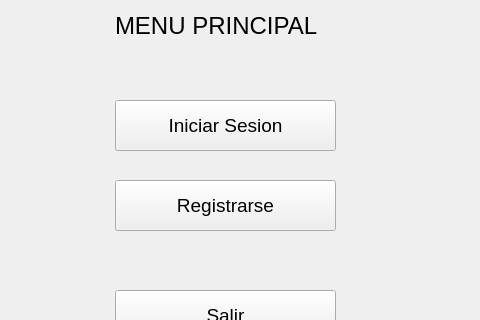
The window that Minesweeper/menuprincipal.ui (WeaselSSH/Minesweeper) describes before a commit, drawn with Qt 5; both pictures show x 165 to 645 and y 0 to 320 of the 800 by 422 pixel window.
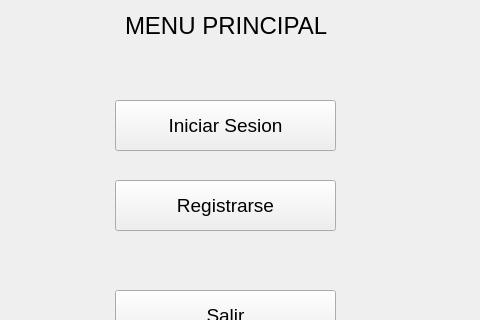
The same window after the commit.

```diff
--- a/Minesweeper/menuprincipal.ui
+++ b/Minesweeper/menuprincipal.ui
@@ -17,7 +17,7 @@
    <widget class="QLabel" name="label">
     <property name="geometry">
      <rect>
-      <x>280</x>
+      <x>290</x>
       <y>0</y>
       <width>241</width>
       <height>51</height>
```
